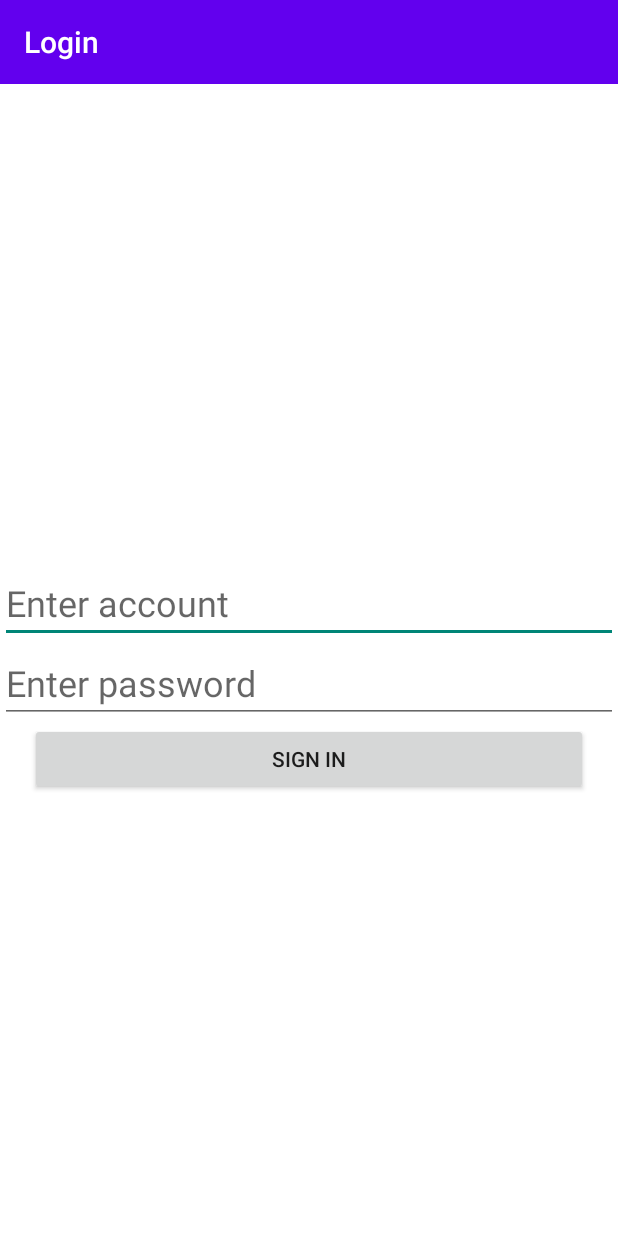
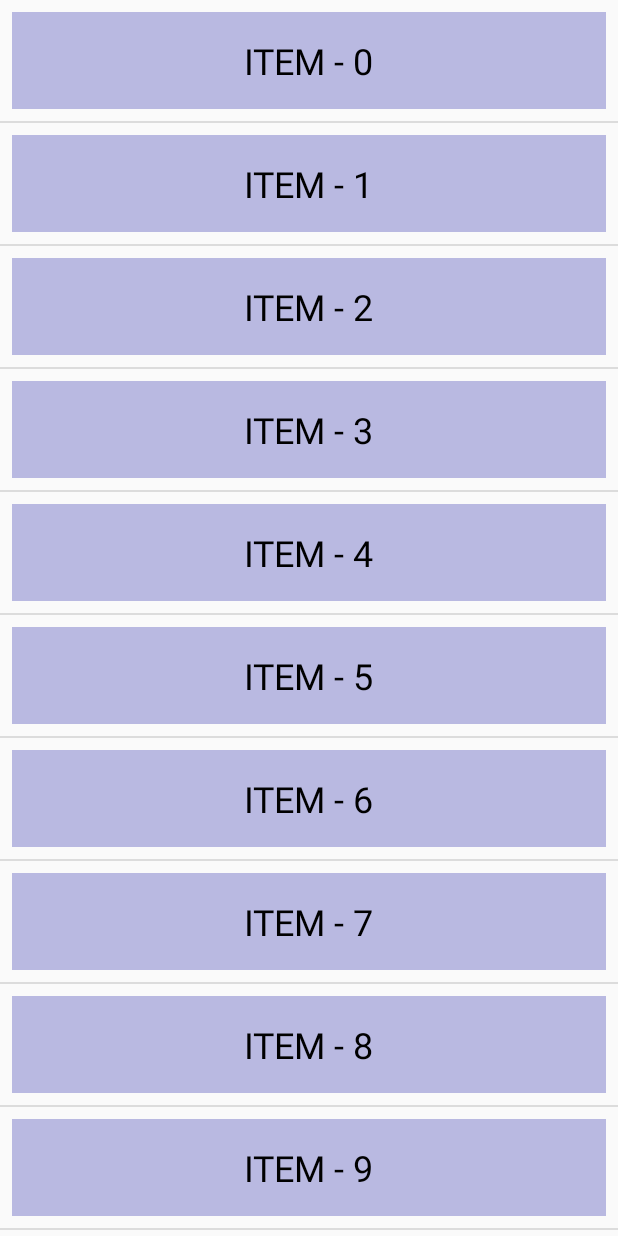
Before and after one commit to aidaiak/AyimPro-andr-hw, an Android app: the screen it shows after launch (MainActivity), on a phone screen of 412 x 824 dp. Run offline under Robolectric (Android 15) with nearby library versions, the phone set to English and light mode, and no system bars.

Commit message:
hw26_RecyclerImplicitIntent is in progress

```diff
--- /dev/null
+++ b/app/src/main/java/com/aid/ayimpro_andr_hw/Fragment1.kt
@@ -0,0 +1,41 @@
+package com.aid.ayimpro_andr_hw
+import android.content.Context
+import android.os.Bundle
+import android.view.View
+import androidx.appcompat.widget.AppCompatTextView
+import androidx.fragment.app.Fragment
+import androidx.recyclerview.widget.DividerItemDecoration
+import androidx.recyclerview.widget.LinearLayoutManager
+import androidx.recyclerview.widget.RecyclerView
+import com.aid.ayimpro_andr_hw.OnClickListener
+import com.aid.ayimpro_andr_hw.R
+
+class Fragment1: Fragment(R.layout.fragment_1) {
+    private lateinit var listener: OnClickListener
+
+    override fun onAttach(context: Context) {
+        super.onAttach(context)
+        listener = context as OnClickListener
+    }
+
+    override fun onViewCreated(view: View, savedInstanceState: Bundle?) {
+        super.onViewCreated(view, savedInstanceState)
+
+        val recycler = view.findViewById<RecyclerView>(R.id.recycler)
+        val layoutManager = LinearLayoutManager(requireContext())
+        val adapter = SimpleAdapter{
+            listener.onClick("ITEM - $it")
+        }
+
+        recycler.layoutManager = layoutManager
+        recycler.adapter = adapter
+        recycler.addItemDecoration(DividerItemDecoration(requireContext(), RecyclerView.VERTICAL))
+
+        val list = mutableListOf<String>()
+        for (i in 0..20) {
+            list.add("ITEM - $i")
+        }
+        adapter.setData(list)
+    }
+
+}
--- a/app/src/main/java/com/aid/ayimpro_andr_hw/LoginFragment.kt
+++ /dev/null
@@ -1,37 +0,0 @@
-package com.aid.ayimpro_andr_hw
-
-import android.content.Context
-import android.os.Bundle
-import android.view.View
-import android.widget.Toast
-import androidx.appcompat.widget.AppCompatButton
-import androidx.appcompat.widget.AppCompatEditText
-import androidx.fragment.app.Fragment
-
-class LoginFragment: Fragment(R.layout.login_page) {
-    private lateinit var listener: OnClickListener
-
-    override fun onAttach(context: Context) {
-        super.onAttach(context)
-        listener = context as OnClickListener
-    }
-
-    override fun onViewCreated(view: View, savedInstanceState: Bundle?) {
-        super.onViewCreated(view, savedInstanceState)
-
-        val editAcc = view.findViewById<AppCompatEditText>(R.id.edit_account)
-        val editPwd = view.findViewById<AppCompatEditText>(R.id.edit_pwd)
-        val btnSign = view.findViewById<AppCompatButton>(R.id.btn_sign)
-
-        val acc = "johndoe@example.com"
-        val pwd = "John123"
-
-        btnSign.setOnClickListener {
-            if ((acc == editAcc.text.toString()) && (pwd == editPwd.text.toString())) {
-                listener.goHomepage()
-            } else {
-                Toast.makeText(requireContext(), "Incorrect login or password", Toast.LENGTH_SHORT).show()
-            }
-        }
-    }
-}
--- a/app/src/main/java/com/aid/ayimpro_andr_hw/OnClickListener.kt
+++ b/app/src/main/java/com/aid/ayimpro_andr_hw/OnClickListener.kt
@@ -1,5 +1,5 @@
 package com.aid.ayimpro_andr_hw
 
 interface OnClickListener {
-    fun goHomepage()
+    fun onClick(adapterPosition: String)
 }
--- /dev/null
+++ b/app/src/main/java/com/aid/ayimpro_andr_hw/SimpleAdapter.kt
@@ -0,0 +1,46 @@
+package com.aid.ayimpro_andr_hw
+
+import android.view.LayoutInflater
+import android.view.View
+import android.view.ViewGroup
+import androidx.appcompat.widget.AppCompatTextView
+import androidx.recyclerview.widget.RecyclerView
+
+class SimpleAdapter(
+    private val click: (pos: Int) -> Unit
+) : RecyclerView.Adapter<SimpleAdapter.ViewHolder>() {
+    private var list = listOf<String>()
+
+    fun setData(list: List<String>) {
+        this.list = list
+        notifyDataSetChanged()
+    }
+
+    override fun onCreateViewHolder(parent: ViewGroup, viewType: Int): SimpleAdapter.ViewHolder {
+        val itemView = LayoutInflater.from(parent.context)
+            .inflate(R.layout.item_recycler, parent, false)
+        return ViewHolder(itemView, click)
+    }
+
+    override fun onBindViewHolder(holder: SimpleAdapter.ViewHolder, position: Int) {
+        val item = list[position]
+        holder.bind(item)
+    }
+
+    override fun getItemCount(): Int {
+        return list.size
+    }
+
+    class ViewHolder(
+        itemView: View,
+        private val click: (pos: Int) -> Unit
+    ) : RecyclerView.ViewHolder(itemView) {
+        fun bind(item: String) {
+            val txt = itemView.findViewById<AppCompatTextView>(R.id.item_txt)
+            txt.text = item
+            itemView.setOnClickListener {
+                click.invoke(adapterPosition)
+            }
+        }
+    }
+}
--- /dev/null
+++ b/app/src/main/res/layout/fragment_1.xml
@@ -0,0 +1,15 @@
+<?xml version="1.0" encoding="utf-8"?>
+<androidx.constraintlayout.widget.ConstraintLayout xmlns:android="http://schemas.android.com/apk/res/android"
+    xmlns:app="http://schemas.android.com/apk/res-auto"
+    xmlns:tools="http://schemas.android.com/tools"
+    android:layout_width="match_parent"
+    android:layout_height="match_parent"
+    tools:context=".MainActivity">
+
+    <androidx.recyclerview.widget.RecyclerView
+        android:id="@+id/recycler"
+        android:layout_width="match_parent"
+        android:layout_height="match_parent"/>
+
+
+</androidx.constraintlayout.widget.ConstraintLayout>
--- /dev/null
+++ b/app/src/main/res/layout/item_recycler.xml
@@ -0,0 +1,22 @@
+<?xml version="1.0" encoding="utf-8"?>
+<androidx.constraintlayout.widget.ConstraintLayout xmlns:android="http://schemas.android.com/apk/res/android"
+    android:layout_width="match_parent"
+    android:layout_height="wrap_content"
+    android:padding="16dp"
+    android:layout_margin="8dp"
+    android:background="#B9B9E1"
+    xmlns:app="http://schemas.android.com/apk/res-auto">
+
+    <androidx.appcompat.widget.AppCompatTextView
+        android:id="@+id/item_txt"
+        android:layout_width="wrap_content"
+        android:layout_height="wrap_content"
+        android:text="ITEM"
+        android:textColor="@color/black"
+        android:textSize="24sp"
+        app:layout_constraintTop_toTopOf="parent"
+        app:layout_constraintBottom_toBottomOf="parent"
+        app:layout_constraintStart_toStartOf="parent"
+        app:layout_constraintEnd_toEndOf="parent"/>
+
+</androidx.constraintlayout.widget.ConstraintLayout>
--- a/app/src/main/res/layout/login_page.xml
+++ /dev/null
@@ -1,60 +0,0 @@
-<?xml version="1.0" encoding="utf-8"?>
-<androidx.constraintlayout.widget.ConstraintLayout xmlns:android="http://schemas.android.com/apk/res/android"
-    xmlns:app="http://schemas.android.com/apk/res-auto"
-    xmlns:tools="http://schemas.android.com/tools"
-    android:layout_width="match_parent"
-    android:layout_height="match_parent"
-    android:background="@color/white">
-
-    <androidx.appcompat.widget.Toolbar
-        android:id="@+id/toolbar"
-        android:layout_width="match_parent"
-        android:layout_height="?attr/actionBarSize"
-        style="@style/Base_ToolbarStyle"
-        app:layout_constraintStart_toStartOf="parent"
-        app:layout_constraintTop_toTopOf="parent"
-        app:title="Login" />
-
-    <androidx.appcompat.widget.AppCompatEditText
-        android:id="@+id/edit_account"
-        android:layout_width="match_parent"
-        android:layout_height="wrap_content"
-        android:layout_marginBottom="20dp"
-        android:hint="Enter account"
-        android:imeOptions="actionNext"
-        android:inputType="textEmailAddress"
-        android:maxLines="1"
-        android:textColor="@color/black"
-        android:textSize="24sp"
-        app:layout_constraintBottom_toBottomOf="parent"
-        app:layout_constraintEnd_toEndOf="parent"
-        app:layout_constraintLeft_toLeftOf="parent"
-        app:layout_constraintRight_toRightOf="parent"
-        app:layout_constraintTop_toTopOf="parent"
-        app:layout_constraintVertical_chainStyle="packed" />
-
-    <androidx.appcompat.widget.AppCompatEditText
-        android:id="@+id/edit_pwd"
-        android:layout_width="match_parent"
-        android:layout_height="wrap_content"
-        android:layout_marginBottom="20dp"
-        android:hint="Enter password"
-        android:imeOptions="actionDone"
-        android:inputType="textPassword"
-        android:maxLines="1"
-        android:textColor="@color/black"
-        android:textSize="24sp"
-        app:layout_constraintTop_toBottomOf="@+id/edit_account" />
-
-    <androidx.appcompat.widget.AppCompatButton
-        android:id="@+id/btn_sign"
-        android:layout_width="match_parent"
-        android:layout_height="wrap_content"
-        android:layout_marginLeft="20dp"
-        android:layout_marginRight="20dp"
-        android:padding="0dp"
-        android:text="SIGN IN"
-        app:layout_constraintTop_toBottomOf="@+id/edit_pwd" />
-
-
-</androidx.constraintlayout.widget.ConstraintLayout>
```
Also changed, not shown: app/src/main/java/com/aid/ayimpro_andr_hw/AboutFragment.kt (deleted, +0 -22 lines), app/src/main/java/com/aid/ayimpro_andr_hw/Fragment2.kt (added, +28 -0 lines), app/src/main/java/com/aid/ayimpro_andr_hw/HomePageFragment.kt (deleted, +0 -27 lines), app/src/main/java/com/aid/ayimpro_andr_hw/MainActivity.kt (+9 -3 lines), app/src/main/java/com/aid/ayimpro_andr_hw/MainActivity2.kt (added, +11 -0 lines), app/src/main/res/layout/activity_main2.xml (renamed from app/src/main/res/layout/home_page.xml, +2 -12 lines), app/src/main/res/layout/fragment_2.xml (renamed from app/src/main/res/layout/about_page.xml, +11 -11 lines).
